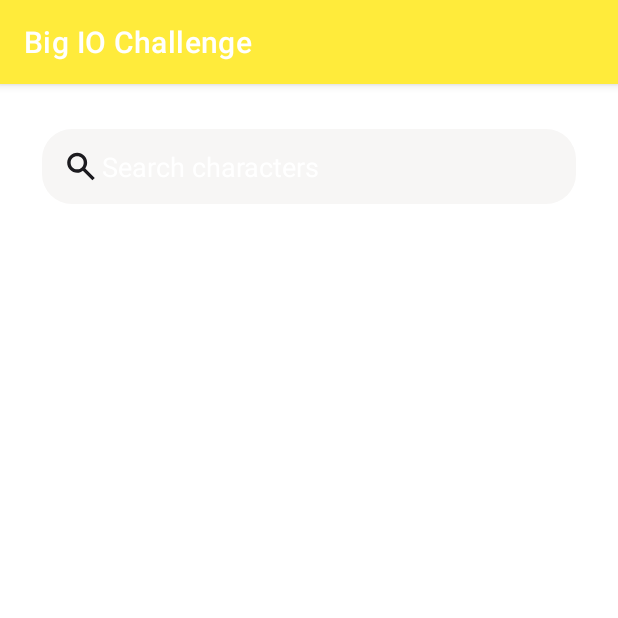
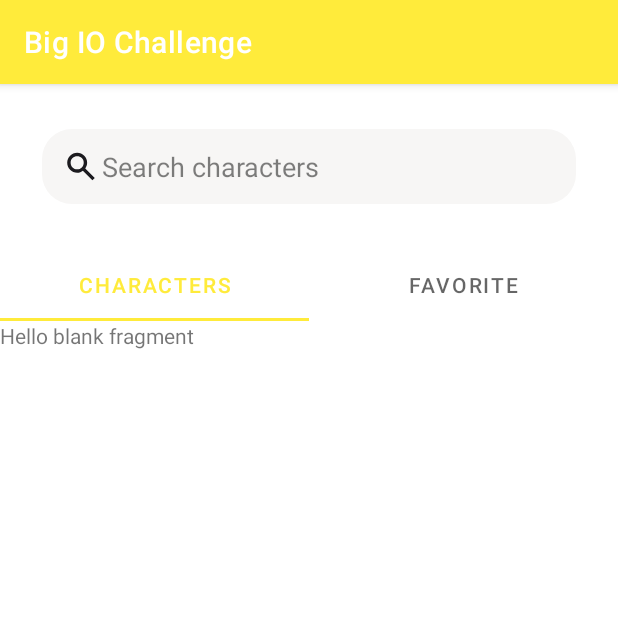
Before and after one commit to adibminanurohman/Big_IO_Challenge, an Android app: the screen it shows after launch (MainActivity), on a phone screen of 412 x 824 dp, the top half of it. Run offline under Robolectric (Android 15) with nearby library versions, the phone set to English and light mode, and no system bars.

Commit message:
Feat : Add tab layout

```diff
--- a/app/src/main/java/com/takehomechallenge/adib/MainActivity.kt
+++ b/app/src/main/java/com/takehomechallenge/adib/MainActivity.kt
@@ -2,10 +2,35 @@ package com.takehomechallenge.adib
 
 import androidx.appcompat.app.AppCompatActivity
 import android.os.Bundle
+import androidx.viewpager.widget.ViewPager
+import com.google.android.material.tabs.TabLayout
+import com.takehomechallenge.adib.adapter.ViewPagerAdapter
+import com.takehomechallenge.adib.fragment.CharactersFragment
+import com.takehomechallenge.adib.fragment.FavoriteFragment
 
 class MainActivity : AppCompatActivity() {
+
     override fun onCreate(savedInstanceState: Bundle?) {
         super.onCreate(savedInstanceState)
         setContentView(R.layout.activity_main)
+
+        // Inisialisasi objek ViewPager dan TabLayout dari tata letak XML
+        val viewPager: ViewPager = findViewById(R.id.viewPager)
+        val tabLayout: TabLayout = findViewById(R.id.tabLayout)
+
+        // Buat instance dari ViewPagerAdapter, kelas yang mengelola fragmen di dalam ViewPager
+        val adapter = ViewPagerAdapter(supportFragmentManager)
+
+        // Tambahkan fragmen CharactersFragment ke dalam adapter dengan judul "Characters"
+        adapter.addFragment(CharactersFragment(), "Characters")
+
+        // Tambahkan fragmen FavoriteFragment ke dalam adapter dengan judul "Favorite"
+        adapter.addFragment(FavoriteFragment(), "Favorite")
+
+        // Hubungkan adapter dengan ViewPager
+        viewPager.adapter = adapter
+
+        // Hubungkan TabLayout dengan ViewPager untuk menampilkan judul tab
+        tabLayout.setupWithViewPager(viewPager)
     }
 }
--- /dev/null
+++ b/app/src/main/java/com/takehomechallenge/adib/adapter/ViewPagerAdapter.kt
@@ -0,0 +1,35 @@
+package com.takehomechallenge.adib.adapter
+
+import androidx.fragment.app.Fragment
+import androidx.fragment.app.FragmentManager
+import androidx.fragment.app.FragmentPagerAdapter
+
+class ViewPagerAdapter(manager: FragmentManager) : FragmentPagerAdapter(manager, BEHAVIOR_RESUME_ONLY_CURRENT_FRAGMENT) {
+
+    // Daftar fragmen yang akan ditampilkan di dalam ViewPager
+    private val fragmentList: MutableList<Fragment> = ArrayList()
+
+    // Daftar judul tab yang sesuai dengan setiap fragmen
+    private val titleList: MutableList<String> = ArrayList()
+
+    // Metode untuk mendapatkan fragmen pada posisi tertentu
+    override fun getItem(position: Int): Fragment {
+        return fragmentList[position]
+    }
+
+    // Metode untuk mendapatkan jumlah total fragmen dalam ViewPager
+    override fun getCount(): Int {
+        return fragmentList.size
+    }
+
+    // Metode untuk menambahkan fragmen dan judul tab ke dalam daftar
+    fun addFragment(fragment: Fragment, title: String) {
+        fragmentList.add(fragment)
+        titleList.add(title)
+    }
+
+    // Metode untuk mendapatkan judul tab pada posisi tertentu
+    override fun getPageTitle(position: Int): CharSequence? {
+        return titleList[position]
+    }
+}
--- /dev/null
+++ b/app/src/main/java/com/takehomechallenge/adib/fragment/CharactersFragment.kt
@@ -0,0 +1,19 @@
+package com.takehomechallenge.adib.fragment
+
+import android.os.Bundle
+import androidx.fragment.app.Fragment
+import android.view.LayoutInflater
+import android.view.View
+import android.view.ViewGroup
+import com.takehomechallenge.adib.R
+
+class CharactersFragment : Fragment() {
+
+    override fun onCreateView(
+        inflater: LayoutInflater, container: ViewGroup?,
+        savedInstanceState: Bundle?
+    ): View? {
+        // Inflate the layout for this fragment
+        return inflater.inflate(R.layout.fragment_characters, container, false)
+    }
+}
--- /dev/null
+++ b/app/src/main/java/com/takehomechallenge/adib/fragment/FavoriteFragment.kt
@@ -0,0 +1,19 @@
+package com.takehomechallenge.adib.fragment
+
+import android.os.Bundle
+import androidx.fragment.app.Fragment
+import android.view.LayoutInflater
+import android.view.View
+import android.view.ViewGroup
+import com.takehomechallenge.adib.R
+
+class FavoriteFragment : Fragment() {
+
+    override fun onCreateView(
+        inflater: LayoutInflater, container: ViewGroup?,
+        savedInstanceState: Bundle?
+    ): View? {
+        // Inflate the layout for this fragment
+        return inflater.inflate(R.layout.fragment_favorite, container, false)
+    }
+}
--- a/app/src/main/res/layout/activity_main.xml
+++ b/app/src/main/res/layout/activity_main.xml
@@ -22,6 +22,7 @@
             android:ems="10"
             android:paddingHorizontal="40dp"
             android:hint="@string/search"
+            android:textColorHint="@color/black_50"
             android:inputType="text"
             android:background="@drawable/search"
             app:layout_constraintBottom_toBottomOf="parent"
@@ -37,5 +38,23 @@
         app:layout_constraintStart_toStartOf="parent"
         app:layout_constraintTop_toBottomOf="@+id/constraintLayout">
 
+        <RelativeLayout
+            android:layout_width="match_parent"
+            android:layout_height="match_parent">
+
+            <com.google.android.material.tabs.TabLayout
+                android:id="@+id/tabLayout"
+                android:layout_width="match_parent"
+                android:layout_height="wrap_content"
+                app:tabMode="fixed"
+                app:tabGravity="fill"/>
+
+            <androidx.viewpager.widget.ViewPager
+                android:id="@+id/viewPager"
+                android:layout_width="match_parent"
+                android:layout_height="match_parent"
+                android:layout_below="@id/tabLayout"/>
+
+        </RelativeLayout>
     </androidx.constraintlayout.widget.ConstraintLayout>
 </androidx.constraintlayout.widget.ConstraintLayout>
--- /dev/null
+++ b/app/src/main/res/layout/fragment_characters.xml
@@ -0,0 +1,14 @@
+<?xml version="1.0" encoding="utf-8"?>
+<FrameLayout xmlns:android="http://schemas.android.com/apk/res/android"
+    xmlns:tools="http://schemas.android.com/tools"
+    android:layout_width="match_parent"
+    android:layout_height="match_parent"
+    tools:context=".fragment.CharactersFragment">
+
+    <!-- TODO: Update blank fragment layout -->
+    <TextView
+        android:layout_width="match_parent"
+        android:layout_height="match_parent"
+        android:text="@string/hello_blank_fragment" />
+
+</FrameLayout>
--- /dev/null
+++ b/app/src/main/res/layout/fragment_favorite.xml
@@ -0,0 +1,14 @@
+<?xml version="1.0" encoding="utf-8"?>
+<FrameLayout xmlns:android="http://schemas.android.com/apk/res/android"
+    xmlns:tools="http://schemas.android.com/tools"
+    android:layout_width="match_parent"
+    android:layout_height="match_parent"
+    tools:context=".fragment.FavoriteFragment">
+
+    <!-- TODO: Update blank fragment layout -->
+    <TextView
+        android:layout_width="match_parent"
+        android:layout_height="match_parent"
+        android:text="@string/hello_blank_fragment" />
+
+</FrameLayout>
--- a/app/src/main/res/values/colors.xml
+++ b/app/src/main/res/values/colors.xml
@@ -1,6 +1,7 @@
 <?xml version="1.0" encoding="utf-8"?>
 <resources>
     <color name="black">#FF000000</color>
+    <color name="black_50">#80000000</color>
     <color name="white">#FFFFFFFF</color>
     <color name="yellow_200">#FFF59D</color>
     <color name="yellow_500">#FFEB3B</color>
--- a/app/src/main/res/values/strings.xml
+++ b/app/src/main/res/values/strings.xml
@@ -1,4 +1,6 @@
 <resources>
     <string name="app_name">Big IO Challenge</string>
     <string name="search">Search characters</string>
+    <!-- TODO: Remove or change this placeholder text -->
+    <string name="hello_blank_fragment">Hello blank fragment</string>
 </resources>
```
